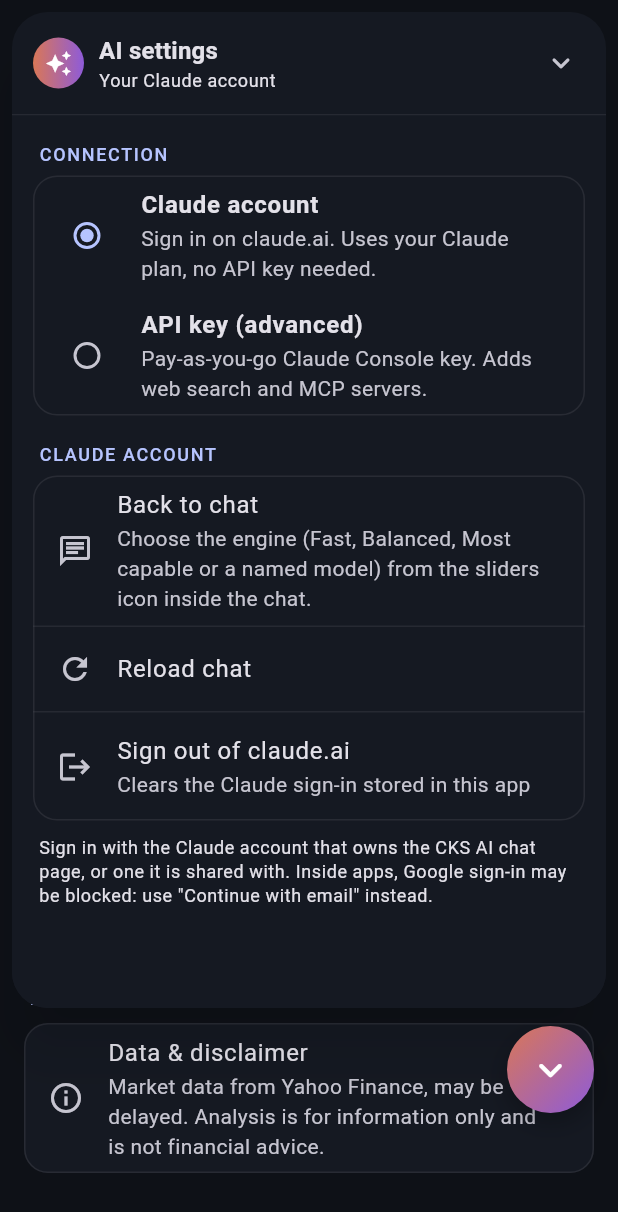
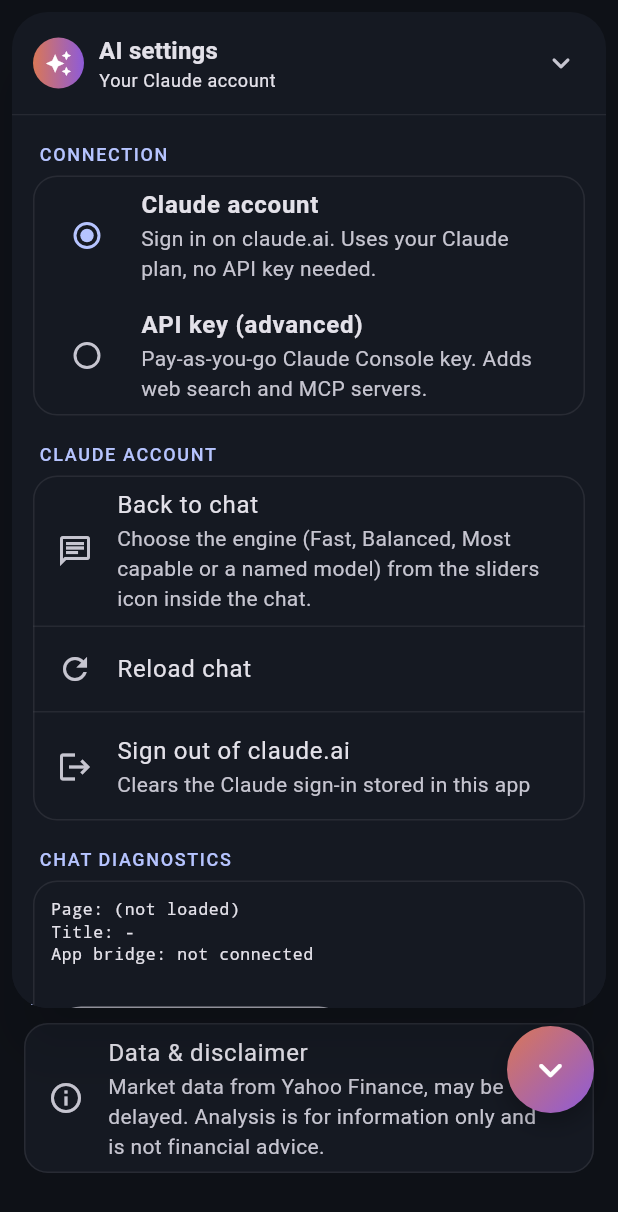
Before and after one commit to chongkwisang/CKS-Stock-analyser, a Flutter app: the SettingsScreen screen opened directly, after a tap on "Claude AI", on a phone screen of 412 x 824 dp. Shown: the top 1212 px of the screen. Run offline on Flutter 3.47's test engine with Material 3 defaults, Android fonts, the phone set to English and light mode, and no system bars; our stand-ins replace flutter_markdown_plus, flutter_secure_storage, package_info_plus, shared_preferences, webview_flutter; missing offline and left inert: ota_update, webview_flutter_android; accounts and stored records are empty; network calls fail.

Commit message:
Keep claude.ai sign-in across restarts; add chat diagnostics
- Flush WebView cookies when the app pauses/stops so the sign-in persists
- Record the chat view's page, title, load errors, console messages and
  whether the page reached the app bridge; show them under AI settings
  with an 'Open chat in browser' fallback
- Chat page says hello over the bridge on load

Co-Authored-By: Claude Opus 5.5 <noreply@anthropic.com>
Claude-Session: https://claude.ai/code/session_01AZaxWxg3EtKYfDUQPQd2xc

```diff
--- a/lib/ai/ai_controller.dart
+++ b/lib/ai/ai_controller.dart
@@ -73,6 +73,8 @@ class AiController extends ChangeNotifier {
 
   /// The claude.ai chat view, while it is mounted.
   ClaudeWebChatState? webChat;
+
+  void notifyDiagnostics() => notifyListeners();
 
   AiPage get page {
     final cfg = AiConfig.instance;
--- a/lib/ai/ai_overlay.dart
+++ b/lib/ai/ai_overlay.dart
@@ -1025,6 +1025,8 @@ class _SettingsPageState extends State<_SettingsPage> {
               ],
             ),
           ),
+          section('Chat diagnostics'),
+          _Diagnostics(),
           Padding(
             padding: const EdgeInsets.fromLTRB(4, 10, 4, 0),
             child: Text(
@@ -1217,3 +1219,48 @@ class _Badge extends StatelessWidget {
     ),
   );
 }
+
+class _Diagnostics extends StatelessWidget {
+  @override
+  Widget build(BuildContext context) {
+    final theme = Theme.of(context);
+    return ListenableBuilder(
+      listenable: AiController.instance,
+      builder: (context, _) {
+        final w = AiController.instance.webChat;
+        final lines = <String>[
+          'Page: ${w?.url ?? '(not loaded)'}',
+          'Title: ${w?.title ?? '-'}',
+          'App bridge: ${w?.bridgeSeen == true ? 'connected' : 'not connected'}',
+          '',
+          ...?w?.console.reversed.take(25),
+        ];
+        return Card(
+          child: Padding(
+            padding: const EdgeInsets.all(12),
+            child: Column(
+              crossAxisAlignment: CrossAxisAlignment.start,
+              children: [
+                SelectableText(
+                  lines.join('\n'),
+                  style: theme.textTheme.bodySmall?.copyWith(fontFamily: 'monospace', fontSize: 11),
+                ),
+                const SizedBox(height: 8),
+                Wrap(
+                  spacing: 8,
+                  children: [
+                    OutlinedButton.icon(
+                      icon: const Icon(Icons.open_in_new, size: 16),
+                      label: const Text('Open chat in browser'),
+                      onPressed: () => launchUrl(Uri.parse(claudeChatUrl), mode: LaunchMode.externalApplication),
+                    ),
+                  ],
+                ),
+              ],
+            ),
+          ),
+        );
+      },
+    );
+  }
+}
```
Also changed, not shown: lib/ai/claude_web.dart (+33 -3 lines), 2 other files.
